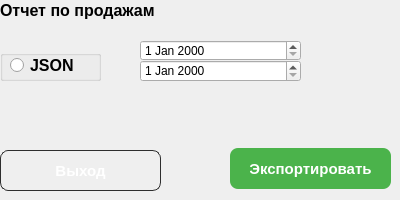
Before: the Qt Designer form source/report/reportpage.ui in gotovkk/QtMarket, drawn with Qt 5.
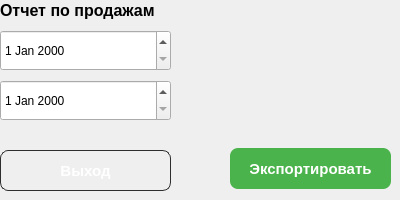
After: the same form once the commit is applied.

Diff of the .ui file:
```diff
--- a/source/report/reportpage.ui
+++ b/source/report/reportpage.ui
@@ -13,38 +13,6 @@
   <property name="windowTitle">
    <string>reportpage</string>
   </property>
-  <widget class="QGroupBox" name="groupBox_2">
-   <property name="geometry">
-    <rect>
-     <x>0</x>
-     <y>50</y>
-     <width>101</width>
-     <height>31</height>
-    </rect>
-   </property>
-   <property name="title">
-    <string/>
-   </property>
-   <widget class="QRadioButton" name="jsonRadioButton">
-    <property name="geometry">
-     <rect>
-      <x>10</x>
-      <y>0</y>
-      <width>71</width>
-      <height>31</height>
-     </rect>
-    </property>
-    <property name="font">
-     <font>
-      <pointsize>12</pointsize>
-      <bold>true</bold>
-     </font>
-    </property>
-    <property name="text">
-     <string>JSON</string>
-    </property>
-   </widget>
-  </widget>
   <widget class="QPushButton" name="generateReportButton">
    <property name="geometry">
     <rect>
@@ -99,7 +67,7 @@
     <rect>
      <x>0</x>
      <y>150</y>
-     <width>161</width>
+     <width>171</width>
      <height>41</height>
     </rect>
    </property>
@@ -150,20 +118,20 @@
   <widget class="QDateEdit" name="startDateEdit">
    <property name="geometry">
     <rect>
-     <x>140</x>
-     <y>40</y>
-     <width>161</width>
-     <height>21</height>
+     <x>0</x>
+     <y>30</y>
+     <width>171</width>
+     <height>41</height>
     </rect>
    </property>
   </widget>
   <widget class="QDateEdit" name="endDateEdit">
    <property name="geometry">
     <rect>
-     <x>140</x>
-     <y>60</y>
-     <width>161</width>
-     <height>22</height>
+     <x>0</x>
+     <y>80</y>
+     <width>171</width>
+     <height>41</height>
     </rect>
    </property>
   </widget>
```
